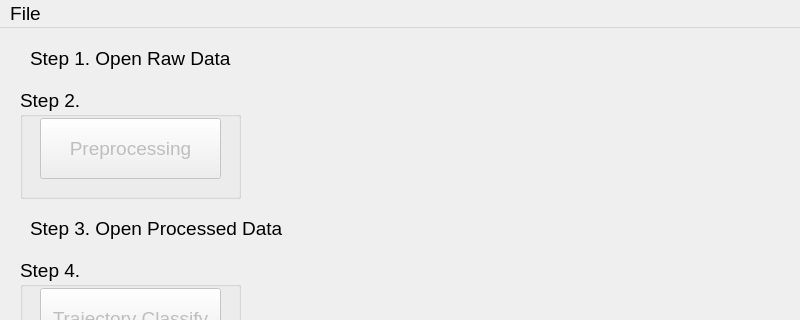
Qt form dataprocesswindow.ui (jefftsai8049/BeeObservationSystem_Analysis) before a commit; both pictures show x 0 to 800 and y 0 to 320 of the 800 by 600 pixel window.
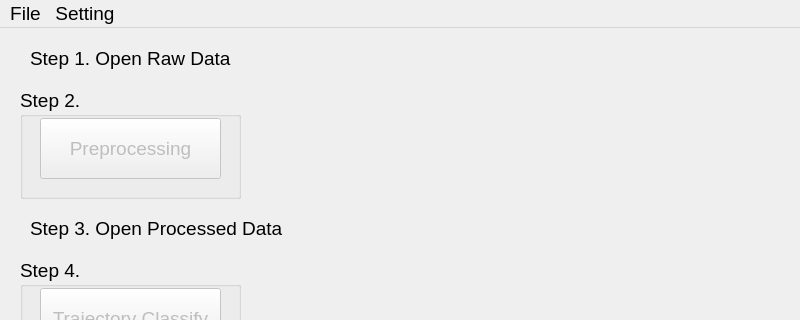
The same form after that commit.

Patch:
```diff
--- a/dataprocesswindow.ui
+++ b/dataprocesswindow.ui
@@ -150,7 +150,14 @@
     <addaction name="actionOpen_Raw_Data"/>
     <addaction name="actionOpen_Processed_Data"/>
    </widget>
+   <widget class="QMenu" name="menuSetting">
+    <property name="title">
+     <string>Setting</string>
+    </property>
+    <addaction name="actionObject_Tracking"/>
+   </widget>
    <addaction name="menuFile"/>
+   <addaction name="menuSetting"/>
   </widget>
   <widget class="QStatusBar" name="statusbar"/>
   <action name="actionOpen_Raw_Data">
```
Left out of the diff: 5 changed lines with no effect on the pictures.
